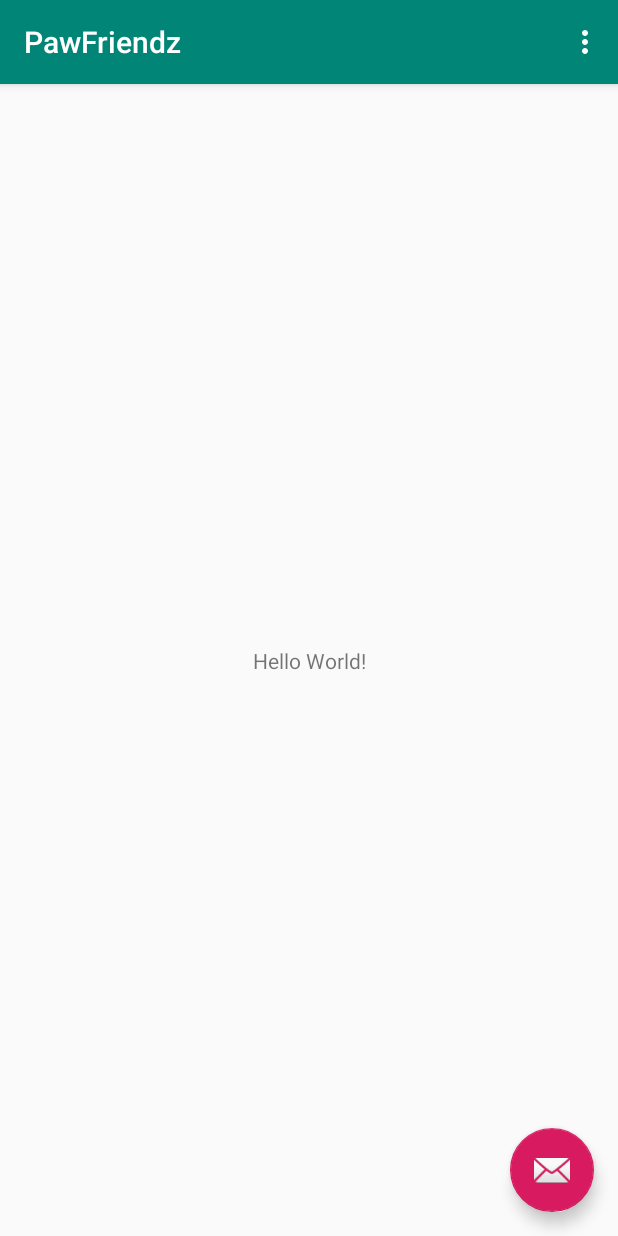
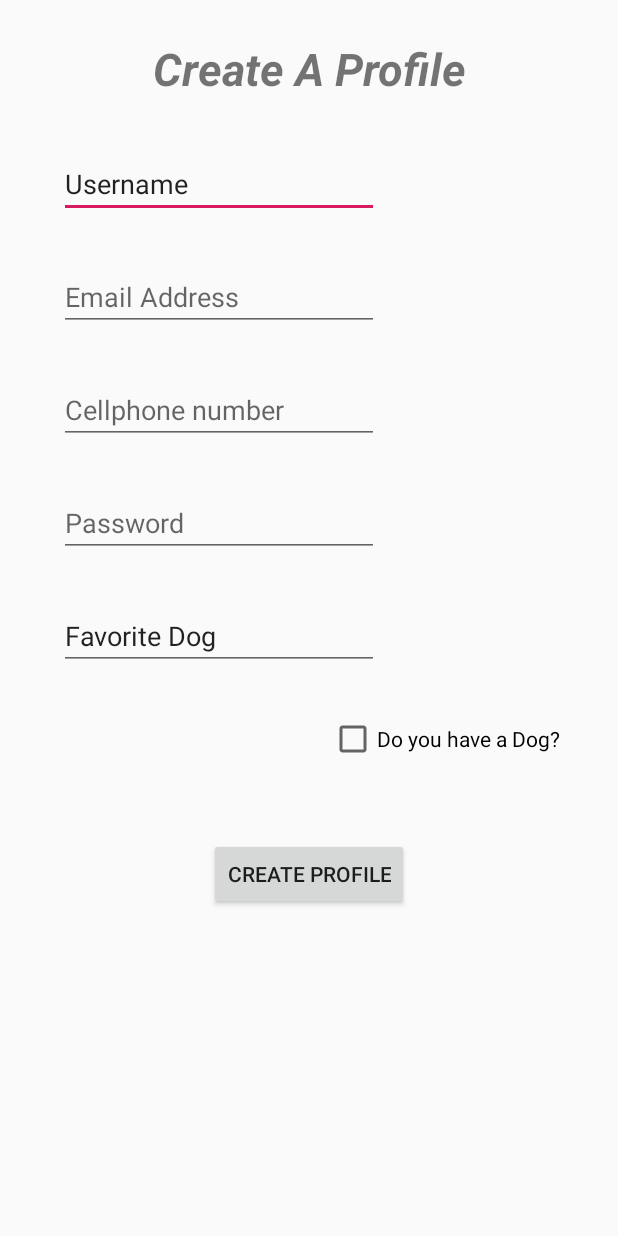
Before and after one commit to finalfantasyfan87/pawfriendz-android-client, an Android app: the screen it shows after launch (MainActivity), on a phone screen of 412 x 824 dp. Run offline under Robolectric (Android 15) with nearby library versions, the phone set to English and light mode, and no system bars.

Commit message:
Profile Creation

```diff
--- a/app/src/main/java/com/csc472/pawfriendz/MainActivity.java
+++ b/app/src/main/java/com/csc472/pawfriendz/MainActivity.java
@@ -1,55 +1,59 @@
 package com.csc472.pawfriendz;
 
 import android.os.Bundle;
-
-import com.google.android.material.floatingactionbutton.FloatingActionButton;
-import com.google.android.material.snackbar.Snackbar;
+import android.view.View;
+import android.widget.Button;
+import android.widget.CheckBox;
+import android.widget.EditText;
+import android.widget.Toast;
 
 import androidx.appcompat.app.AppCompatActivity;
-import androidx.appcompat.widget.Toolbar;
 
-import android.view.View;
-import android.view.Menu;
-import android.view.MenuItem;
+//import androidx.appcompat.widget.Toolbar;
+//import android.view.Menu;
+//import android.view.MenuItem;
+//import android.view.View;
+//import android.widget.TextView;
 
 public class MainActivity extends AppCompatActivity {
+
 
     @Override
     protected void onCreate(Bundle savedInstanceState) {
         super.onCreate(savedInstanceState);
         setContentView(R.layout.activity_main);
-        Toolbar toolbar = findViewById(R.id.toolbar);
-        setSupportActionBar(toolbar);
 
-        FloatingActionButton fab = findViewById(R.id.fab);
-        fab.setOnClickListener(new View.OnClickListener() {
+        //-----Declaring Input Element and Finding in Our Layout View----
+        final EditText username = (EditText)findViewById(R.id.editTextusername);
+        final EditText userEmail = (EditText)findViewById(R.id.editTextemail);
+        final EditText cellPhone = (EditText)findViewById(R.id.editText5cellnumber);
+        final EditText password = (EditText)findViewById(R.id.editText6password);
+        final EditText favDog = (EditText)findViewById(R.id.editText7FavDog);
+        final Button regProfile = (Button)findViewById(R.id.buttonSubmit);
+        final CheckBox ownDog = (CheckBox)findViewById(R.id.checkBoxdog);
+
+        //====Setting On Click Listener For Create Profile Button ===
+        regProfile.setOnClickListener(new View.OnClickListener() {
             @Override
-            public void onClick(View view) {
-                Snackbar.make(view, "Replace with your own action", Snackbar.LENGTH_LONG)
-                        .setAction("Action", null).show();
+            public void onClick(View v) {
+
+                if (username.getText().toString().isEmpty()) {
+                    username.setError("Please Enter A Username");
+                } else if (password.getText().toString().isEmpty()) {
+                    password.setError("Please Enter A Password");
+                } else if (userEmail.getText().toString().isEmpty()) {
+                    userEmail.setError("Please Enter Email Address");
+
+                }
+                //====Adding Route for Profile ===
+                else {
+                    Toast.makeText(MainActivity.this, username.getText().toString(), Toast.LENGTH_SHORT).show();
+                    //@GetMapping
+                    //@ResponseBody
+                    //public String loginMsg(){
+                    //return "Welcome!"}
+                }
             }
         });
     }
-
-    @Override
-    public boolean onCreateOptionsMenu(Menu menu) {
-        // Inflate the menu; this adds items to the action bar if it is present.
-        getMenuInflater().inflate(R.menu.menu_main, menu);
-        return true;
-    }
-
-    @Override
-    public boolean onOptionsItemSelected(MenuItem item) {
-        // Handle action bar item clicks here. The action bar will
-        // automatically handle clicks on the Home/Up button, so long
-        // as you specify a parent activity in AndroidManifest.xml.
-        int id = item.getItemId();
-
-        //noinspection SimplifiableIfStatement
-        if (id == R.id.action_settings) {
-            return true;
-        }
-
-        return super.onOptionsItemSelected(item);
-    }
 }
--- a/app/src/main/res/layout/activity_main.xml
+++ b/app/src/main/res/layout/activity_main.xml
@@ -1,5 +1,5 @@
 <?xml version="1.0" encoding="utf-8"?>
-<androidx.coordinatorlayout.widget.CoordinatorLayout xmlns:android="http://schemas.android.com/apk/res/android"
+<androidx.constraintlayout.widget.ConstraintLayout xmlns:android="http://schemas.android.com/apk/res/android"
     xmlns:app="http://schemas.android.com/apk/res-auto"
     xmlns:tools="http://schemas.android.com/tools"
     android:layout_width="match_parent"
@@ -11,23 +11,120 @@
         android:layout_height="wrap_content"
         android:theme="@style/AppTheme.AppBarOverlay">
 
-        <androidx.appcompat.widget.Toolbar
-            android:id="@+id/toolbar"
-            android:layout_width="match_parent"
-            android:layout_height="?attr/actionBarSize"
-            android:background="?attr/colorPrimary"
-            app:popupTheme="@style/AppTheme.PopupOverlay" />
-
     </com.google.android.material.appbar.AppBarLayout>
 
-    <include layout="@layout/content_main" />
-
-    <com.google.android.material.floatingactionbutton.FloatingActionButton
-        android:id="@+id/fab"
+    <EditText
+        android:id="@+id/editTextusername"
         android:layout_width="wrap_content"
         android:layout_height="wrap_content"
-        android:layout_gravity="bottom|end"
-        android:layout_margin="@dimen/fab_margin"
-        app:srcCompat="@android:drawable/ic_dialog_email" />
+        android:layout_marginStart="40dp"
+        android:layout_marginTop="100dp"
+        android:layout_marginEnd="160dp"
+        android:ems="10"
+        android:hint="Username"
+        android:inputType="textPersonName"
+        android:text="Username"
+        android:textSize="18sp"
+        app:layout_constraintEnd_toEndOf="parent"
+        app:layout_constraintStart_toStartOf="parent"
+        app:layout_constraintTop_toTopOf="parent" />
 
-</androidx.coordinatorlayout.widget.CoordinatorLayout>
+    <EditText
+        android:id="@+id/editTextemail"
+        android:layout_width="wrap_content"
+        android:layout_height="wrap_content"
+        android:layout_marginStart="40dp"
+        android:layout_marginTop="30dp"
+        android:layout_marginEnd="160dp"
+        android:ems="10"
+        android:hint="Email Address"
+        android:inputType="textEmailAddress"
+        app:layout_constraintEnd_toEndOf="parent"
+        app:layout_constraintStart_toStartOf="parent"
+        app:layout_constraintTop_toBottomOf="@+id/editTextusername" />
+
+    <EditText
+        android:id="@+id/editText5cellnumber"
+        android:layout_width="wrap_content"
+        android:layout_height="wrap_content"
+        android:layout_marginStart="40dp"
+        android:layout_marginTop="30dp"
+        android:layout_marginEnd="160dp"
+        android:ems="10"
+        android:hint="Cellphone number"
+        android:inputType="phone"
+        app:layout_constraintEnd_toEndOf="parent"
+        app:layout_constraintStart_toStartOf="parent"
+        app:layout_constraintTop_toBottomOf="@+id/editTextemail" />
+
+    <EditText
+        android:id="@+id/editText6password"
+        android:layout_width="wrap_content"
+        android:layout_height="wrap_content"
+        android:layout_marginStart="40dp"
+        android:layout_marginTop="30dp"
+        android:layout_marginEnd="160dp"
+        android:ems="10"
+        android:hint="Password"
+        android:inputType="textPassword"
+        app:layout_constraintEnd_toEndOf="parent"
+        app:layout_constraintStart_toStartOf="parent"
+        app:layout_constraintTop_toBottomOf="@+id/editText5cellnumber" />
+
+    <EditText
+        android:id="@+id/editText7FavDog"
+        android:layout_width="wrap_content"
+        android:layout_height="wrap_content"
+        android:layout_marginStart="40dp"
+        android:layout_marginTop="30dp"
+        android:layout_marginEnd="160dp"
+        android:ems="10"
+        android:hint="Favorite Dog "
+        android:inputType="textPersonName"
+        android:text="Favorite Dog"
+        app:layout_constraintEnd_toEndOf="parent"
+        app:layout_constraintStart_toStartOf="parent"
+        app:layout_constraintTop_toBottomOf="@+id/editText6password" />
+
+    <TextView
+        android:id="@+id/textView3register"
+        android:layout_width="259dp"
+        android:layout_height="44dp"
+        android:layout_marginStart="78dp"
+        android:layout_marginTop="25dp"
+        android:layout_marginEnd="78dp"
+        android:text="Create A Profile"
+        android:textAlignment="center"
+        android:textDirection="firstStrongLtr"
+        android:textSize="30sp"
+        android:textStyle="bold|italic"
+        app:layout_constraintEnd_toEndOf="parent"
+        app:layout_constraintStart_toStartOf="parent"
+        app:layout_constraintTop_toTopOf="parent" />
+
+    <Button
+        android:id="@+id/buttonSubmit"
+        android:layout_width="wrap_content"
+        android:layout_height="wrap_content"
+        android:layout_marginStart="200dp"
+        android:layout_marginTop="50dp"
+        android:layout_marginEnd="200dp"
+        android:text="Create Profile"
+        app:layout_constraintEnd_toEndOf="parent"
+        app:layout_constraintStart_toStartOf="parent"
+        app:layout_constraintTop_toBottomOf="@+id/checkBoxdog" />
+
+    <CheckBox
+        android:id="@+id/checkBoxdog"
+        android:layout_width="wrap_content"
+        android:layout_height="wrap_content"
+        android:layout_marginStart="200dp"
+        android:layout_marginTop="30dp"
+        android:layout_marginEnd="20dp"
+        android:text="Do you have a Dog?"
+        android:textSize="14sp"
+        app:layout_constraintEnd_toEndOf="parent"
+        app:layout_constraintStart_toStartOf="parent"
+        app:layout_constraintTop_toBottomOf="@+id/editText7FavDog" />
+
+</androidx.constraintlayout.widget.ConstraintLayout>
--- a/app/src/main/res/layout/content_main.xml
+++ b/app/src/main/res/layout/content_main.xml
@@ -2,19 +2,33 @@
 <androidx.constraintlayout.widget.ConstraintLayout xmlns:android="http://schemas.android.com/apk/res/android"
     xmlns:app="http://schemas.android.com/apk/res-auto"
     xmlns:tools="http://schemas.android.com/tools"
+    android:id="@+id/EditTextUsername"
     android:layout_width="match_parent"
     android:layout_height="match_parent"
     app:layout_behavior="@string/appbar_scrolling_view_behavior"
     tools:context=".MainActivity"
-    tools:showIn="@layout/activity_main">
+    tools:showIn="@layout/activity_main" >
 
-    <TextView
+    <EditText
+        android:id="@+id/editText"
         android:layout_width="wrap_content"
         android:layout_height="wrap_content"
-        android:text="Hello World!"
-        app:layout_constraintBottom_toBottomOf="parent"
-        app:layout_constraintLeft_toLeftOf="parent"
-        app:layout_constraintRight_toRightOf="parent"
-        app:layout_constraintTop_toTopOf="parent" />
+        android:layout_marginStart="13dp"
+        android:layout_marginEnd="13dp"
+        android:ems="10"
+        android:inputType="textEmailAddress"
+        app:layout_constraintEnd_toEndOf="parent"
+        app:layout_constraintHorizontal_bias="0.465"
+        app:layout_constraintStart_toStartOf="parent"
+        tools:layout_editor_absoluteY="242dp" />
 
+    <EditText
+        android:id="@+id/editText2"
+        android:layout_width="wrap_content"
+        android:layout_height="wrap_content"
+        android:ems="10"
+        android:inputType="textPersonName"
+        android:text="Name"
+        tools:layout_editor_absoluteX="93dp"
+        tools:layout_editor_absoluteY="155dp" />
 </androidx.constraintlayout.widget.ConstraintLayout>
```
Also changed, not shown: gradle/wrapper/gradle-wrapper.properties (added), 5 other files.
